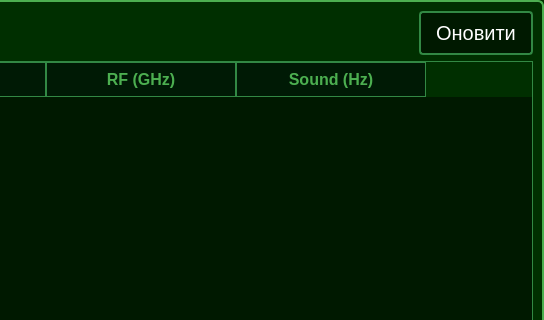
First picture: the form in app/ui/object_manager_dialog.ui, repository VadymKotsiuba1808/SDR_Pi, before the edit; both pictures show x 536 to 1080 and y 0 to 320 of the 1080 by 700 pixel window.
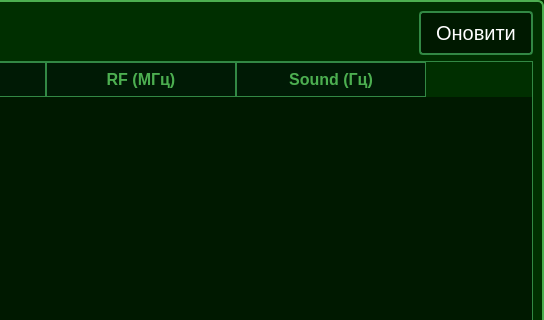
Second picture: the form after the edit.

Patch:
```diff
--- a/app/ui/object_manager_dialog.ui
+++ b/app/ui/object_manager_dialog.ui
@@ -168,12 +168,12 @@
      </column>
      <column>
       <property name="text">
-       <string>RF (GHz)</string>
+       <string>RF (МГц)</string>
       </property>
      </column>
      <column>
       <property name="text">
-       <string>Sound (Hz)</string>
+       <string>Sound (Гц)</string>
       </property>
      </column>
     </widget>
```
